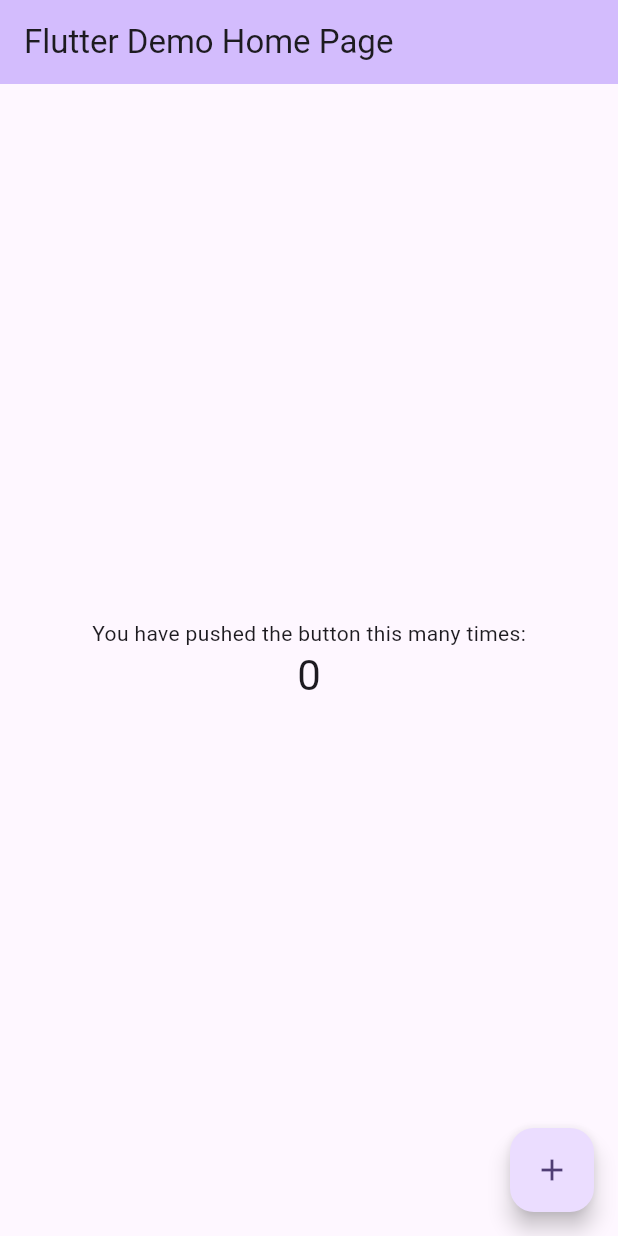
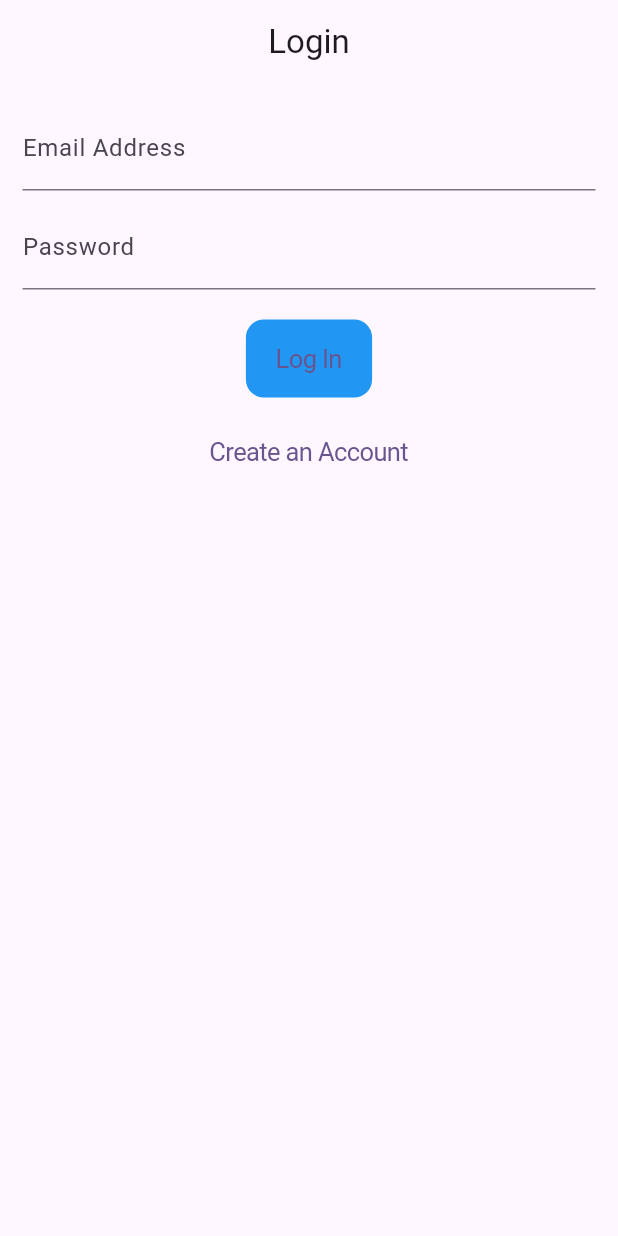
Before and after one commit to Shubham1479/KC-College-Attendance-Management-System, a Flutter app: the screen it shows after launch, on a phone screen of 412 x 824 dp. Run offline on Flutter 3.47's test engine with Material 3 defaults, Android fonts, the phone set to English and light mode, and no system bars; our stand-ins replace firebase_core; accounts and stored records are empty.

Commit message:
feat: login code implemented

```diff
--- a/lib/login_screen.dart
+++ b/lib/login_screen.dart
@@ -0,0 +1,65 @@
+
+import 'package:final_year_project/sign_up_email.dart';
+import 'package:flutter/cupertino.dart';
+import 'package:flutter/material.dart';
+
+class loginScreen extends StatefulWidget {
+  const loginScreen({super.key});
+
+  @override
+  State<loginScreen> createState() => _loginScreenState();
+}
+
+class _loginScreenState extends State<loginScreen> {
+  @override
+  Widget build(BuildContext context) {
+    return Scaffold(
+      appBar: AppBar(
+        centerTitle: true,
+        title: Text("Login"),
+      ),
+      body: SafeArea(
+        child: ListView(
+          children: [
+            Padding(
+              padding: EdgeInsets.all(15),
+              child: Column(
+                children: [
+                  const TextField(
+                    decoration: InputDecoration(labelText: "Email Address"),
+                  ),
+                  const SizedBox(
+                    height: 10,
+                  ),
+                  const TextField(
+                    decoration: InputDecoration(labelText: "Password"),
+                  ),
+                  const SizedBox(
+                    height: 20,
+                  ),
+                  CupertinoButton(
+                    onPressed: () {},
+                    color: Colors.blue,
+                    child: Text("Log In"),
+                  ),
+                  const SizedBox(
+                    height: 10,
+                  ),
+                  CupertinoButton(
+                    onPressed: () {
+                      Navigator.push(
+                          context,
+                          CupertinoPageRoute(
+                              builder: (context) => signUpPage()));
+                    },
+                    child: Text("Create an Account"),
+                  ),
+                ],
+              ),
+            ),
+          ],
+        ),
+      ),
+    );
+  }
+}
--- a/lib/main.dart
+++ b/lib/main.dart
@@ -1,125 +1,30 @@
+import 'package:final_year_project/firebase_options.dart';
+import 'package:firebase_core/firebase_core.dart';
+import 'package:final_year_project/login_screen.dart';
 import 'package:flutter/material.dart';
 
-void main() {
+
+void main() async{
+  WidgetsFlutterBinding.ensureInitialized();
+  await Firebase.initializeApp(
+    options: DefaultFirebaseOptions.currentPlatform
+  );
   runApp(const MyApp());
 }
 
 class MyApp extends StatelessWidget {
   const MyApp({super.key});
 
-  // This widget is the root of your application.
   @override
   Widget build(BuildContext context) {
     return MaterialApp(
       title: 'Flutter Demo',
       theme: ThemeData(
-        // This is the theme of your application.
-        //
-        // TRY THIS: Try running your application with "flutter run". You'll see
-        // the application has a blue toolbar. Then, without quitting the app,
-        // try changing the seedColor in the colorScheme below to Colors.green
-        // and then invoke "hot reload" (save your changes or press the "hot
-        // reload" button in a Flutter-supported IDE, or press "r" if you used
-        // the command line to start the app).
-        //
-        // Notice that the counter didn't reset back to zero; the application
-        // state is not lost during the reload. To reset the state, use hot
-        // restart instead.
-        //
-        // This works for code too, not just values: Most code changes can be
-        // tested with just a hot reload.
+
         colorScheme: ColorScheme.fromSeed(seedColor: Colors.deepPurple),
         useMaterial3: true,
       ),
-      home: const MyHomePage(title: 'Flutter Demo Home Page'),
+      home: loginScreen(),
     );
   }
 }
-
-class MyHomePage extends StatefulWidget {
-  const MyHomePage({super.key, required this.title});
-
-  // This widget is the home page of your application. It is stateful, meaning
-  // that it has a State object (defined below) that contains fields that affect
-  // how it looks.
-
-  // This class is the configuration for the state. It holds the values (in this
-  // case the title) provided by the parent (in this case the App widget) and
-  // used by the build method of the State. Fields in a Widget subclass are
-  // always marked "final".
-
-  final String title;
-
-  @override
-  State<MyHomePage> createState() => _MyHomePageState();
-}
-
-class _MyHomePageState extends State<MyHomePage> {
-  int _counter = 0;
-
-  void _incrementCounter() {
-    setState(() {
-      // This call to setState tells the Flutter framework that something has
-      // changed in this State, which causes it to rerun the build method below
-      // so that the display can reflect the updated values. If we changed
-      // _counter without calling setState(), then the build method would not be
-      // called again, and so nothing would appear to happen.
-      _counter++;
-    });
-  }
-
-  @override
-  Widget build(BuildContext context) {
-    // This method is rerun every time setState is called, for instance as done
-    // by the _incrementCounter method above.
-    //
-    // The Flutter framework has been optimized to make rerunning build methods
-    // fast, so that you can just rebuild anything that needs updating rather
-    // than having to individually change instances of widgets.
-    return Scaffold(
-      appBar: AppBar(
-        // TRY THIS: Try changing the color here to a specific color (to
-        // Colors.amber, perhaps?) and trigger a hot reload to see the AppBar
-        // change color while the other colors stay the same.
-        backgroundColor: Theme.of(context).colorScheme.inversePrimary,
-        // Here we take the value from the MyHomePage object that was created by
-        // the App.build method, and use it to set our appbar title.
-        title: Text(widget.title),
-      ),
-      body: Center(
-        // Center is a layout widget. It takes a single child and positions it
-        // in the middle of the parent.
-        child: Column(
-          // Column is also a layout widget. It takes a list of children and
-          // arranges them vertically. By default, it sizes itself to fit its
-          // children horizontally, and tries to be as tall as its parent.
-          //
-          // Column has various properties to control how it sizes itself and
-          // how it positions its children. Here we use mainAxisAlignment to
-          // center the children vertically; the main axis here is the vertical
-          // axis because Columns are vertical (the cross axis would be
-          // horizontal).
-          //
-          // TRY THIS: Invoke "debug painting" (choose the "Toggle Debug Paint"
-          // action in the IDE, or press "p" in the console), to see the
-          // wireframe for each widget.
-          mainAxisAlignment: MainAxisAlignment.center,
-          children: <Widget>[
-            const Text(
-              'You have pushed the button this many times:',
-            ),
-            Text(
-              '$_counter',
-              style: Theme.of(context).textTheme.headlineMedium,
-            ),
-          ],
-        ),
-      ),
-      floatingActionButton: FloatingActionButton(
-        onPressed: _incrementCounter,
-        tooltip: 'Increment',
-        child: const Icon(Icons.add),
-      ), // This trailing comma makes auto-formatting nicer for build methods.
-    );
-  }
-}
```
Also changed, not shown: lib/sign_in_with_phone.dart (+54 -0 lines), lib/sign_up_email.dart (+57 -0 lines), lib/verify_otp.dart (+15 -0 lines).
